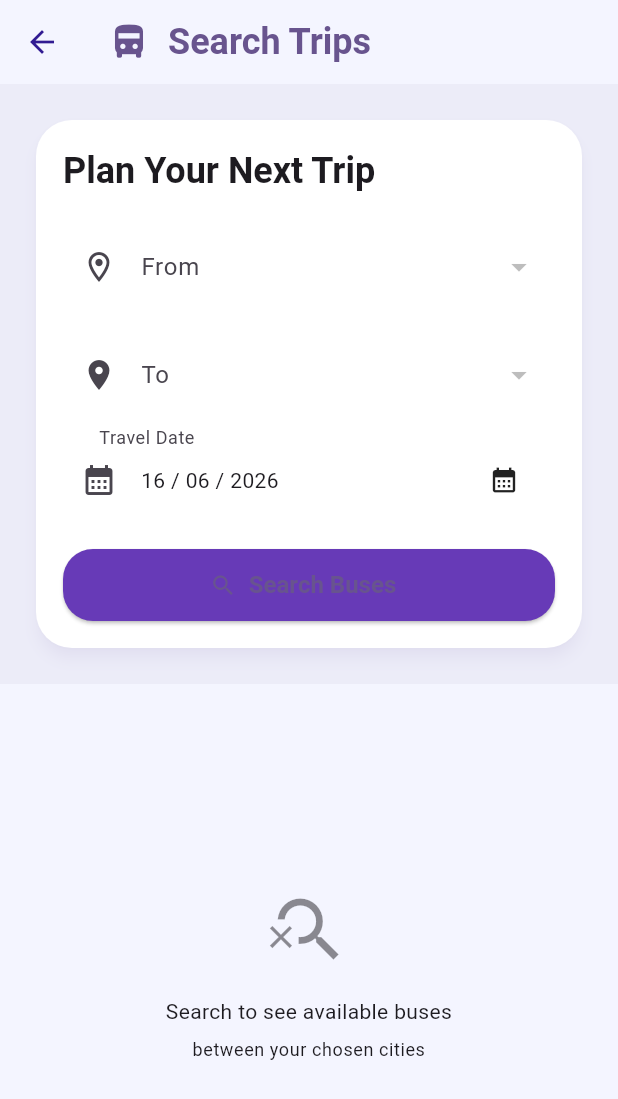
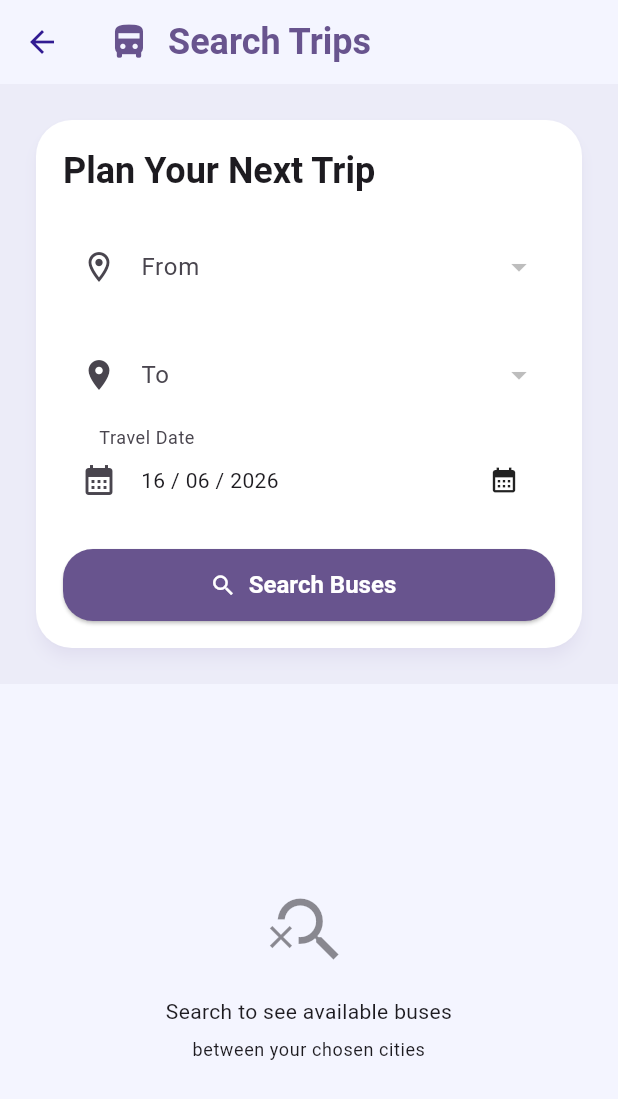
Before and after one commit to DinukaVishal/Bus-Ticket-Booking-System, a Flutter app: the _HomeContent screen opened directly with empty values, after a tap on "Book Your Ticket", on a phone screen of 412 x 824 dp. Shown: the top 1099 px of the screen. Run offline on Flutter 3.47's test engine with Material 3 defaults, Android fonts, the phone set to English and light mode, and no system bars; our stand-ins replace supabase_flutter; accounts and stored records are empty.

Commit message:
successfully fixed the visibility issue of the Search Buses text in both dark and light modes by ensuring high color contrast.

```diff
--- a/bus-ticket-booking-mobile/lib/main.dart
+++ b/bus-ticket-booking-mobile/lib/main.dart
@@ -74,6 +74,7 @@ class _MyAppState extends State<MyApp> {
         elevatedButtonTheme: ElevatedButtonThemeData(
           style: ElevatedButton.styleFrom(
             backgroundColor: Colors.deepPurple,
+            foregroundColor: Colors.white,
             shape: RoundedRectangleBorder(borderRadius: BorderRadius.circular(20)),
             minimumSize: const Size.fromHeight(56),
             textStyle: const TextStyle(fontSize: 16, fontWeight: FontWeight.w600),
@@ -120,6 +121,7 @@ class _MyAppState extends State<MyApp> {
         elevatedButtonTheme: ElevatedButtonThemeData(
           style: ElevatedButton.styleFrom(
             backgroundColor: darkColorScheme.primary,
+            foregroundColor: darkColorScheme.onPrimary,
             shape: RoundedRectangleBorder(borderRadius: BorderRadius.circular(20)),
             minimumSize: const Size.fromHeight(56),
             textStyle: const TextStyle(fontSize: 16, fontWeight: FontWeight.w600),
--- a/bus-ticket-booking-mobile/lib/pages/home_page.dart
+++ b/bus-ticket-booking-mobile/lib/pages/home_page.dart
@@ -684,6 +684,8 @@ class _HomeSearchPanelState extends State<_HomeSearchPanel> {
                       label: const Text('Search Buses'),
                       style: ElevatedButton.styleFrom(
                         minimumSize: const Size.fromHeight(48),
+                        backgroundColor: widget.colorScheme.primary,
+                        foregroundColor: widget.colorScheme.onPrimary,
                       ),
                     ),
                   ),
--- a/bus-ticket-booking-mobile/lib/pages/search_page.dart
+++ b/bus-ticket-booking-mobile/lib/pages/search_page.dart
@@ -191,6 +191,8 @@ class _SearchPageState extends State<SearchPage> {
                         label: const Text('Search Buses'),
                         style: ElevatedButton.styleFrom(
                           minimumSize: const Size.fromHeight(48),
+                          backgroundColor: colorScheme.primary,
+                          foregroundColor: colorScheme.onPrimary,
                         ),
                       ),
                     ],
```
